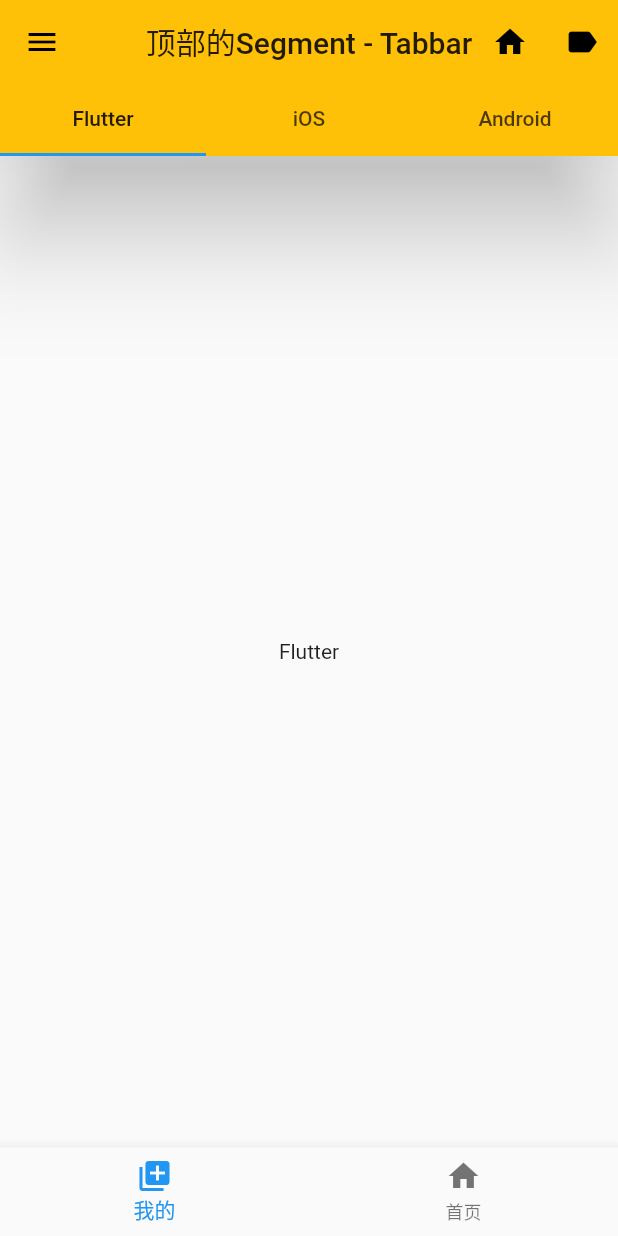
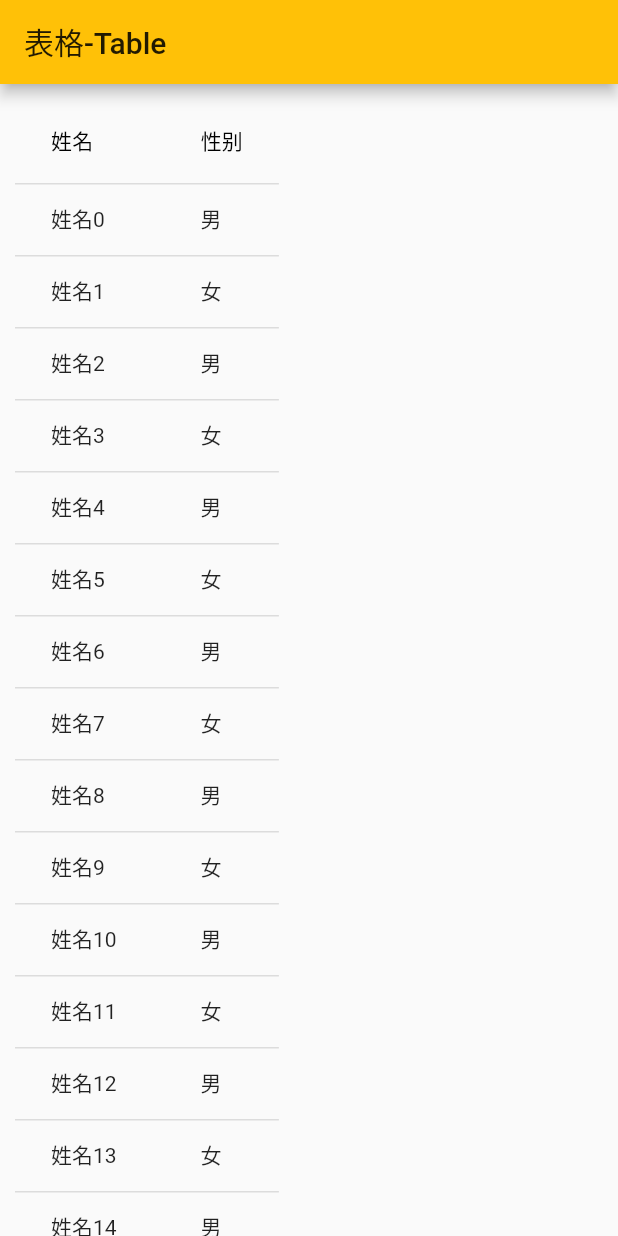
Before and after one commit to gdhGaoFei/flutter_study, a Flutter app: the screen it shows after launch, on a phone screen of 412 x 824 dp. Run offline on Flutter 3.47's test engine with Material 2 defaults, Android fonts, the phone set to English and light mode, and no system bars; our stand-ins replace dio, flutter_easyrefresh, flutter_screenutil, flutter_swiper; missing offline and left inert: provide.

Commit message:
=== 继续学习 现在有点儿倦咯。要改正

```diff
--- a/FlutterApp/20210625001/flutter_test_1/lib/Widget/demo005.dart
+++ b/FlutterApp/20210625001/flutter_test_1/lib/Widget/demo005.dart
@@ -1,6 +1,7 @@
 //底部的选项卡
 
 import 'package:flutter/material.dart';
+import 'package:flutter_test_1/Widget/demo001.dart';
 import 'package:flutter_test_1/Widget/demo003.dart';
 import 'package:flutter_test_1/Widget/demo004.dart';
 
@@ -10,6 +11,8 @@
   List<Widget> tabs = [
     PageDemo(),
     RowDemo(),
+    WarpDemo(),
+    TextDemo(),
   ];
 
   @override
@@ -25,28 +28,65 @@
       // appBar: AppBar(
       //   title: Text("底部选项卡"),
       // ),
-      bottomNavigationBar: BottomNavigationBar(
-        items: [
-          BottomNavigationBarItem(
-            icon: Icon(Icons.my_library_add),
-            label: "我的",
-          ),
-          BottomNavigationBarItem(
-            icon: Icon(Icons.home),
-            label: "首页",
-          ),
-        ],
-        currentIndex: _index,
-        onTap: (v) {
-          setState(() {
-            _index = v;
-          });
-        },
-      ),
+
+      // bottomNavigationBar: BottomNavigationBar(
+      //   type: BottomNavigationBarType.fixed,
+      //   items: [
+      //     BottomNavigationBarItem(
+      //       icon: Icon(Icons.my_library_add),
+      //       label: "我的",
+      //     ),
+      //     BottomNavigationBarItem(
+      //       icon: Icon(Icons.home),
+      //       label: "首页",
+      //     ),
+      //     BottomNavigationBarItem(
+      //       icon: Icon(Icons.hail),
+      //       label: "消息",
+      //     ),
+      //     BottomNavigationBarItem(
+      //       icon: Icon(Icons.message),
+      //       label: "列表",
+      //     ),
+      //   ],
+      //   currentIndex: _index,
+      //   onTap: (v) {
+      //     setState(() {
+      //       _index = v;
+      //     });
+      //   },
+      // ),
+
       // body: Center(
       //   child: Text(_index.toString()),
       // ),
+      bottomNavigationBar: BottomAppBar(
+        shape: CircularNotchedRectangle(),
+        color: Theme.of(context).primaryColor, //Colors.lightGreen,
+        child: Row(
+          mainAxisAlignment: MainAxisAlignment.spaceAround,
+          children: [
+            IconButton(
+              icon: Icon(Icons.home),
+              onPressed: () {},
+            ),
+            SizedBox(),
+            IconButton(
+              icon: Icon(Icons.message),
+              onPressed: () {},
+            ),
+            // Icon(Icons.my_library_add),
+          ],
+        ),
+      ),
       body: widget.tabs[_index],
+      floatingActionButtonLocation: FloatingActionButtonLocation.centerDocked,
+      floatingActionButton: FloatingActionButton(
+        child: Icon(Icons.access_alarm_outlined),
+        onPressed: () {
+          print("object");
+        },
+      ),
     );
   }
 }
--- /dev/null
+++ b/FlutterApp/20210625001/flutter_test_1/lib/Widget/table_demo.dart
@@ -0,0 +1,81 @@
+// 表格 table
+
+import 'package:flutter/material.dart';
+
+class TableDemo extends StatefulWidget {
+  //const TableDemo({ Key? key }) : super(key: key);
+
+  @override
+  _TableDemoState createState() => _TableDemoState();
+}
+
+class _TableDemoState extends State<TableDemo> {
+//数据源
+  List<Map> _list = List();
+
+  @override
+  void initState() {
+    // TODO: implement initState
+    super.initState();
+    // 初始化数据源
+    for (var i = 0; i < 20; i++) {
+      _list.add({
+        "name": "姓名$i",
+        "gender": i % 2 == 0 ? "男" : "女",
+      });
+    }
+  }
+
+  @override
+  Widget build(BuildContext context) {
+    return Scaffold(
+      appBar: AppBar(
+        title: Text("表格-Table"),
+      ),
+      body: Container(
+        padding: EdgeInsets.all(10),
+        // child: Table(
+        //   border: TableBorder.all(
+        //     width: 1.0,
+        //     color: Colors.grey,
+        //     // style: BorderStyle.solid,
+        //   ),
+        //   children: _list
+        //       .map(
+        //         (e) => TableRow(
+        //           children: [
+        //             Text(e["name"]),
+        //             Text(e["gender"]),
+        //           ],
+        //         ),
+        //       )
+        //       .toList(),
+        // ),
+        child: DataTable(
+          columns: [
+            DataColumn(
+              label: Text("姓名"),
+            ),
+            DataColumn(
+              label: Text("性别"),
+            ),
+          ],
+          rows: _list
+              .map(
+                (e) => DataRow(
+                  cells: [
+                    DataCell(
+                      Text(e["name"]),
+                    ),
+                    DataCell(
+                      Text(e["gender"]),
+                    ),
+                  ],
+                ),
+              )
+              .toList(),
+        ),
+      ),
+    );
+  }
+}
--- a/FlutterApp/20210625001/flutter_test_1/lib/main.dart
+++ b/FlutterApp/20210625001/flutter_test_1/lib/main.dart
@@ -1,9 +1,13 @@
 import 'package:flutter/material.dart';
 import 'package:flutter_test_1/Widget/Demo001.dart';
+import 'package:flutter_test_1/Widget/alert_dialog_demo.dart';
 import 'package:flutter_test_1/Widget/demo002.dart';
 import 'package:flutter_test_1/Widget/demo003.dart';
 import 'package:flutter_test_1/Widget/demo004.dart';
 import 'package:flutter_test_1/Widget/demo005.dart';
+import 'package:flutter_test_1/Widget/demo006.dart';
+import 'package:flutter_test_1/Widget/grid_view_demo.dart';
+import 'package:flutter_test_1/Widget/table_demo.dart';
 
 main() {
   runApp(MyApp());
@@ -18,11 +22,15 @@
       routes: {
         "/": (context) => LoginPage(),
         // "menu": (context) => MenuPage(),
-        "layout": (context) => RowDemo(),
-        "page": (context) => PageDemo(),
-        "bottomNav": (context) => BottomNavBarDemo(),
+        "layout": (context) => RowDemo(), // 布局
+        "page": (context) => PageDemo(), // 分页 顶部的视图
+        "bottomNav": (context) => BottomNavBarDemo(), // 底部tabbar
+        "listView": (context) => ListViewDemo(), // 列表 listView
+        "gridView": (context) => GridViewDemo(), // 网格布局
+        "alertView": (context) => AlertDialogDemo(), // 弹窗 alert
+        "table": (context) => TableDemo(), //表格
       },
-      initialRoute: "bottomNav",
+      initialRoute: "table",
       theme: ThemeData(
         primaryColor: Colors.amber,
       ),
```
Also changed, not shown: FlutterApp/20210625001/flutter_test_1/lib/Widget/alert_dialog_demo.dart (added, +105 -0 lines), FlutterApp/20210625001/flutter_test_1/lib/Widget/demo006.dart (added, +109 -0 lines), FlutterApp/20210625001/flutter_test_1/lib/Widget/grid_view_demo.dart (added, +103 -0 lines).
